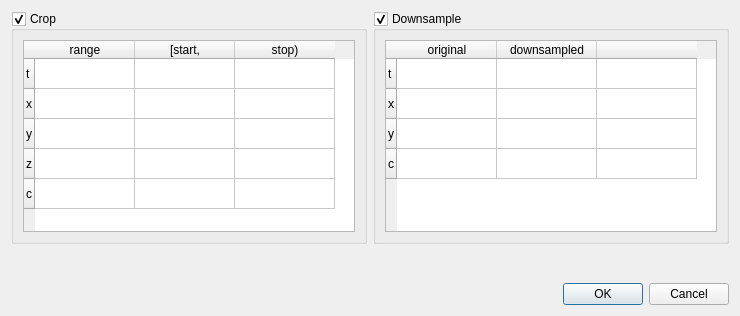
First picture: the form in ilastik/applets/inputPreprocessing/inputPreprocessingParameterDlg.ui, repository stuarteberg/ilastik, before the edit.
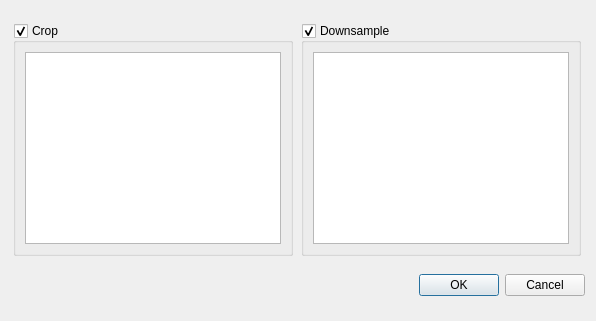
Second picture: the form after the edit. Custom widgets are drawn as their Qt base class.

Commit message: inputPreprocessing: ui tweaks.  Also, update the table row when the crop size changes.

What changed in the file:
```diff
--- a/ilastik/applets/inputPreprocessing/inputPreprocessingParameterDlg.ui
+++ b/ilastik/applets/inputPreprocessing/inputPreprocessingParameterDlg.ui
@@ -6,12 +6,12 @@
    <rect>
     <x>0</x>
     <y>0</y>
-    <width>740</width>
-    <height>316</height>
+    <width>596</width>
+    <height>321</height>
    </rect>
   </property>
   <property name="sizePolicy">
-   <sizepolicy hsizetype="Preferred" vsizetype="Preferred">
+   <sizepolicy hsizetype="Maximum" vsizetype="Maximum">
     <horstretch>0</horstretch>
     <verstretch>0</verstretch>
    </sizepolicy>
@@ -21,11 +21,13 @@
   </property>
   <layout class="QVBoxLayout" name="verticalLayout">
    <item>
-    <layout class="QHBoxLayout" name="horizontalLayout_2">
+    <layout class="QHBoxLayout" name="horizontalLayout">
+     <item>
+      <layout class="QVBoxLayout" name="verticalLayout_3">
      <item>
       <widget class="QGroupBox" name="cropGroupBox">
        <property name="sizePolicy">
-        <sizepolicy hsizetype="Preferred" vsizetype="Preferred">
+          <sizepolicy hsizetype="Maximum" vsizetype="Maximum">
          <horstretch>0</horstretch>
          <verstretch>0</verstretch>
         </sizepolicy>
@@ -36,71 +38,41 @@
        <property name="checkable">
         <bool>true</bool>
        </property>
-       <layout class="QHBoxLayout" name="horizontalLayout">
-        <item>
+         <layout class="QGridLayout" name="gridLayout">
+          <item row="0" column="0">
          <widget class="SubregionRoiWidget" name="roiWidget">
           <property name="sizePolicy">
-           <sizepolicy hsizetype="MinimumExpanding" vsizetype="Minimum">
+             <sizepolicy hsizetype="Maximum" vsizetype="Maximum">
             <horstretch>0</horstretch>
             <verstretch>0</verstretch>
            </sizepolicy>
           </property>
           <property name="rowCount">
-           <number>5</number>
+             <number>0</number>
           </property>
           <property name="columnCount">
-           <number>3</number>
+             <number>0</number>
           </property>
           <attribute name="verticalHeaderCascadingSectionResizes">
            <bool>false</bool>
           </attribute>
-          <row>
-           <property name="text">
-            <string>t</string>
-           </property>
-          </row>
-          <row>
-           <property name="text">
-            <string>x</string>
-           </property>
-          </row>
-          <row>
-           <property name="text">
-            <string>y</string>
-           </property>
-          </row>
-          <row>
-           <property name="text">
-            <string>z</string>
-           </property>
-          </row>
-          <row>
-           <property name="text">
-            <string>c</string>
-           </property>
-          </row>
-          <column>
-           <property name="text">
-            <string>range</string>
-           </property>
-          </column>
-          <column>
-           <property name="text">
-            <string>[start,</string>
-           </property>
-          </column>
-          <column>
-           <property name="text">
-            <string>stop)</string>
-           </property>
-          </column>
          </widget>
         </item>
        </layout>
       </widget>
      </item>
+      </layout>
+     </item>
+     <item>
+      <layout class="QVBoxLayout" name="verticalLayout_4">
      <item>
       <widget class="QGroupBox" name="downsampleGroupBox">
+         <property name="sizePolicy">
+          <sizepolicy hsizetype="Maximum" vsizetype="Maximum">
+           <horstretch>0</horstretch>
+           <verstretch>0</verstretch>
+          </sizepolicy>
+         </property>
        <property name="title">
         <string>Downsample</string>
        </property>
@@ -111,46 +83,11 @@
         <item>
          <widget class="DownsampleDimensionsWidget" name="downsampleWidget">
           <property name="sizePolicy">
-           <sizepolicy hsizetype="MinimumExpanding" vsizetype="Expanding">
+             <sizepolicy hsizetype="Maximum" vsizetype="Maximum">
             <horstretch>0</horstretch>
             <verstretch>0</verstretch>
            </sizepolicy>
           </property>
-          <row>
-           <property name="text">
-            <string>t</string>
-           </property>
-          </row>
-          <row>
-           <property name="text">
-            <string>x</string>
-           </property>
-          </row>
-          <row>
-           <property name="text">
-            <string>y</string>
-           </property>
-          </row>
-          <row>
-           <property name="text">
-            <string>c</string>
-           </property>
-          </row>
-          <column>
-           <property name="text">
-            <string>original</string>
-           </property>
-          </column>
-          <column>
-           <property name="text">
-            <string>downsampled</string>
-           </property>
-          </column>
-          <column>
-           <property name="text">
-            <string/>
-           </property>
-          </column>
          </widget>
         </item>
        </layout>
@@ -160,18 +97,7 @@
      </item>
     </layout>
    </item>
-   <item>
-    <spacer name="verticalSpacer">
-     <property name="orientation">
-      <enum>Qt::Vertical</enum>
-     </property>
-     <property name="sizeHint" stdset="0">
-      <size>
-       <width>20</width>
-       <height>40</height>
-      </size>
-     </property>
-    </spacer>
+    </layout>
    </item>
    <item>
     <widget class="QDialogButtonBox" name="buttonBox">
```
Left out of the diff: 2 changed lines with no effect on the pictures. Lines whose indentation alone changed are shown as unchanged. The commit also changes 3 other files.
